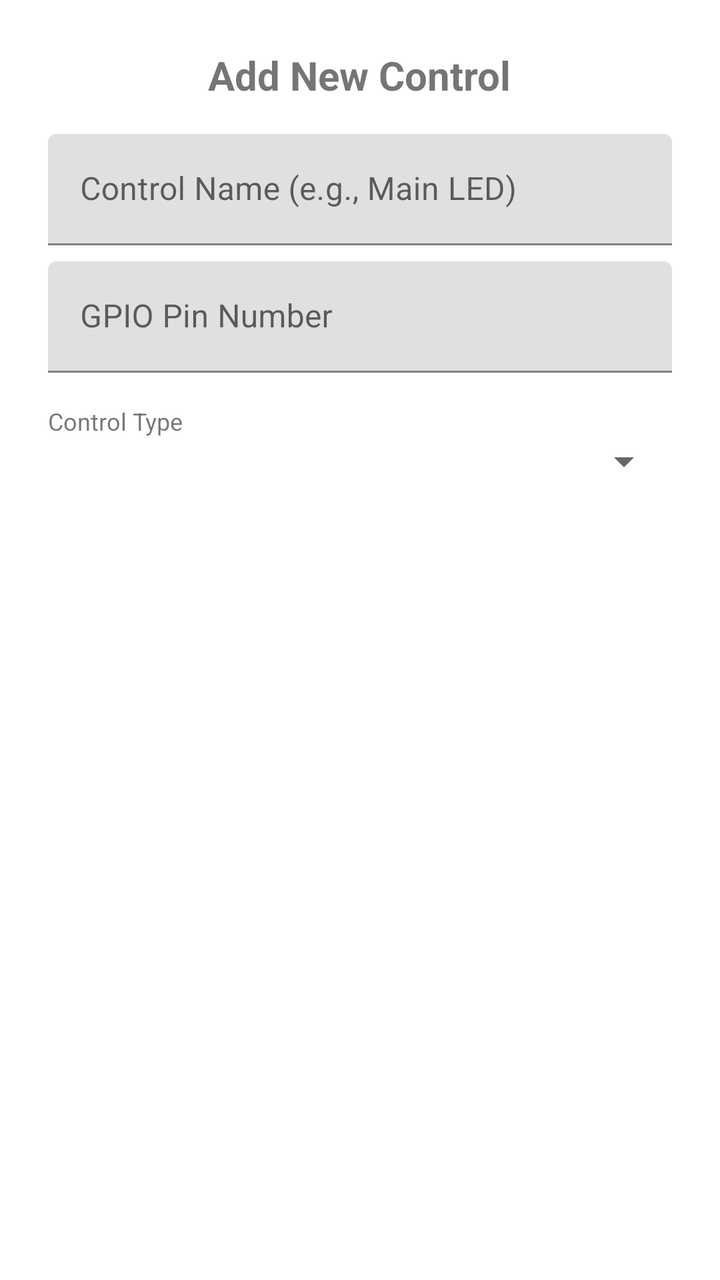
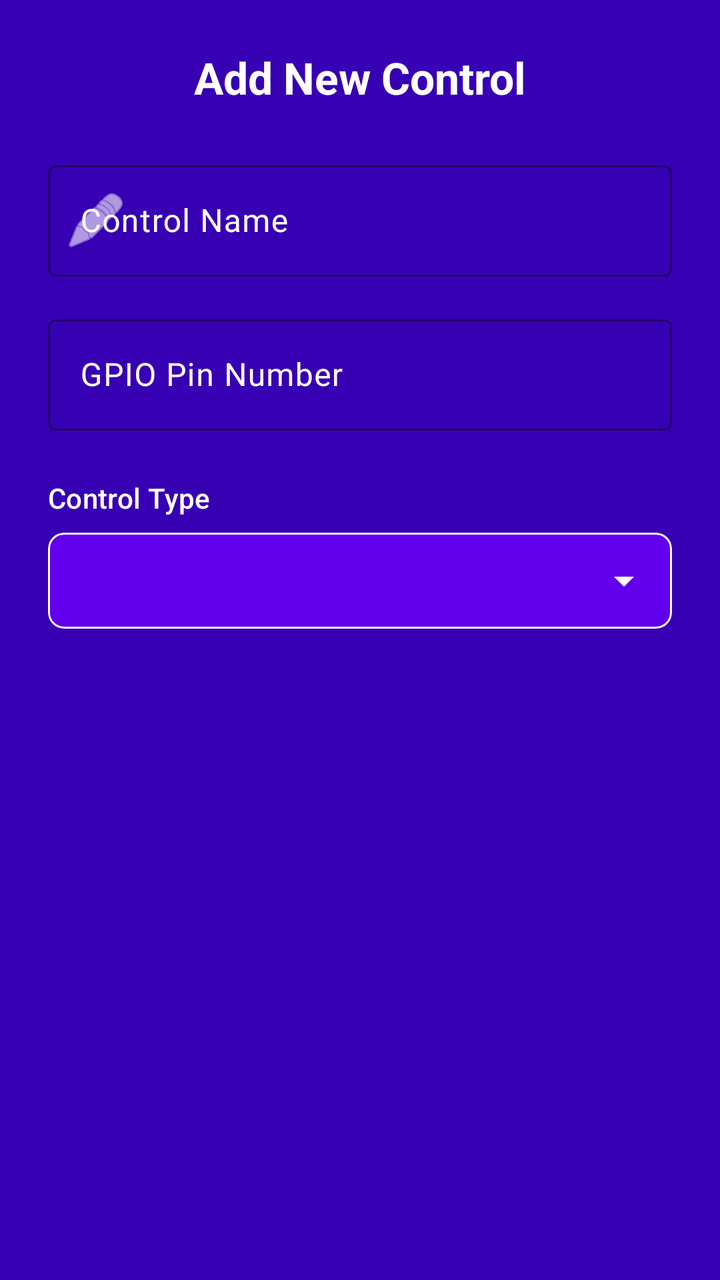

Compare the two renders of this Android layout. The source of the first and the diff that turns it into the second are given below.
<!-- AndroidManifest.xml: application theme Theme.EasyESP -->
<!-- res/layout/dialog_add_control.xml -->
<?xml version="1.0" encoding="utf-8"?>
<LinearLayout xmlns:android="http://schemas.android.com/apk/res/android"
    android:layout_width="match_parent"
    android:layout_height="wrap_content"
    android:orientation="vertical"
    android:padding="24dp">

    <TextView
        android:layout_width="wrap_content"
        android:layout_height="wrap_content"
        android:text="Add New Control"
        android:textSize="20sp"
        android:textStyle="bold"
        android:layout_gravity="center"
        android:layout_marginBottom="16dp"/>

    
    <com.google.android.material.textfield.TextInputLayout
        android:layout_width="match_parent"
        android:layout_height="wrap_content"
        android:hint="Control Name (e.g., Main LED)">

        <com.google.android.material.textfield.TextInputEditText
            android:id="@+id/dialog_control_name"
            android:layout_width="match_parent"
            android:layout_height="wrap_content"
            android:inputType="text"
            android:maxLines="1" />
    </com.google.android.material.textfield.TextInputLayout>

    
    <com.google.android.material.textfield.TextInputLayout
        android:layout_width="match_parent"
        android:layout_height="wrap_content"
        android:layout_marginTop="8dp"
        android:hint="GPIO Pin Number">

        <com.google.android.material.textfield.TextInputEditText
            android:id="@+id/dialog_control_pin"
            android:layout_width="match_parent"
            android:layout_height="wrap_content"
            android:inputType="number"
            android:maxLength="2" />
    </com.google.android.material.textfield.TextInputLayout>

    
    <TextView
        android:layout_width="wrap_content"
        android:layout_height="wrap_content"
        android:layout_marginTop="16dp"
        android:text="Control Type"
        android:textSize="12sp"/>
    <Spinner
        android:id="@+id/dialog_control_type_spinner"
        android:layout_width="match_parent"
        android:layout_height="wrap_content" />

    
    <com.google.android.material.textfield.TextInputLayout
        android:id="@+id/dialog_value_layout"
        android:layout_width="match_parent"
        android:layout_height="wrap_content"
        android:layout_marginTop="8dp"
        android:visibility="gone"
        android:hint="Value">

        <com.google.android.material.textfield.TextInputEditText
            android:id="@+id/dialog_control_value"
            android:layout_width="match_parent"
            android:layout_height="wrap_content"
            android:inputType="number" />
    </com.google.android.material.textfield.TextInputLayout>

    <com.google.android.material.textfield.TextInputLayout
        android:id="@+id/dialog_command_layout"
        android:layout_width="match_parent"
        android:layout_height="wrap_content"
        android:visibility="gone"
        android:layout_marginTop="8dp">

        <com.google.android.material.textfield.TextInputEditText
            android:id="@+id/dialog_control_command"
            android:layout_width="match_parent"
            android:layout_height="wrap_content"
            android:hint="Command to Send"
            android:inputType="text" />
    </com.google.android.material.textfield.TextInputLayout>

</LinearLayout>
<!-- resources referenced by this layout -->
<resources>
  <style name="Theme.EasyESP" parent="Theme.MaterialComponents.DayNight.NoActionBar">
          
      </style>
</resources>

<!-- the commit's change to res/layout/dialog_add_control.xml (unified diff, before → after) -->
@@ -1,89 +1,141 @@
 <?xml version="1.0" encoding="utf-8"?>
-<LinearLayout xmlns:android="http://schemas.android.com/apk/res/android"
+<ScrollView xmlns:android="http://schemas.android.com/apk/res/android"
+    xmlns:app="http://schemas.android.com/apk/res-auto"
     android:layout_width="match_parent"
     android:layout_height="wrap_content"
-    android:orientation="vertical"
-    android:padding="24dp">
+    android:background="@color/purple_700">
 
-    <TextView
-        android:layout_width="wrap_content"
-        android:layout_height="wrap_content"
-        android:text="Add New Control"
-        android:textSize="20sp"
-        android:textStyle="bold"
-        android:layout_gravity="center"
-        android:layout_marginBottom="16dp"/>
-
-    
-    <com.google.android.material.textfield.TextInputLayout
+    <LinearLayout
         android:layout_width="match_parent"
         android:layout_height="wrap_content"
-        android:hint="Control Name (e.g., Main LED)">
+        android:orientation="vertical"
+        android:padding="24dp">
 
-        <com.google.android.material.textfield.TextInputEditText
-            android:id="@+id/dialog_control_name"
+        <TextView
+            android:id="@+id/dialog_title"
+            android:layout_width="wrap_content"
+            android:layout_height="wrap_content"
+            android:layout_gravity="center"
+            android:layout_marginBottom="24dp"
+            android:text="Add New Control"
+            android:textAppearance="?attr/textAppearanceTitleLarge"
+            android:textColor="@color/white"
+            android:textStyle="bold" />
+
+        
+        <com.google.android.material.textfield.TextInputLayout
+            style="@style/Widget.Material3.TextInputLayout.OutlinedBox"
             android:layout_width="match_parent"
             android:layout_height="wrap_content"
-            android:inputType="text"
-            android:maxLines="1" />
-    </com.google.android.material.textfield.TextInputLayout>
+            android:hint="Control Name"
+            android:textColorHint="@color/white"
+            app:hintTextColor="@color/white"
+            app:startIconDrawable="@android:drawable/ic_menu_edit"
+            app:startIconTint="@color/white"
+            app:boxStrokeColor="@color/white">
 
-    
-    <com.google.android.material.textfield.TextInputLayout
-        android:layout_width="match_parent"
-        android:layout_height="wrap_content"
-        android:layout_marginTop="8dp"
-        android:hint="GPIO Pin Number">
+            <com.google.android.material.textfield.TextInputEditText
+                android:id="@+id/dialog_control_name"
+                android:layout_width="match_parent"
+                android:layout_height="wrap_content"
+                android:inputType="text"
+                android:maxLines="1"
+                android:textColor="@color/white"
+                android:textColorHint="@color/white"/>
+        </com.google.android.material.textfield.TextInputLayout>
 
-        <com.google.android.material.textfield.TextInputEditText
-            android:id="@+id/dialog_control_pin"
+        
+        <com.google.android.material.textfield.TextInputLayout
+            style="@style/Widget.Material3.TextInputLayout.OutlinedBox"
+            android:id="@+id/dialog_pin_layout"
             android:layout_width="match_parent"
             android:layout_height="wrap_content"
-            android:inputType="number"
-            android:maxLength="2" />
-    </com.google.android.material.textfield.TextInputLayout>
+            android:layout_marginTop="16dp"
+            android:hint="GPIO Pin Number"
+            android:textColorHint="@color/white"
+            app:hintTextColor="@color/white"
+            app:boxStrokeColor="@color/white">
 
-    
-    <TextView
-        android:layout_width="wrap_content"
-        android:layout_height="wrap_content"
-        android:layout_marginTop="16dp"
-        android:text="Control Type"
-        android:textSize="12sp"/>
-    <Spinner
-        android:id="@+id/dialog_control_type_spinner"
-        android:layout_width="match_parent"
-        android:layout_height="wrap_content" />
+            <com.google.android.material.textfield.TextInputEditText
+                android:id="@+id/dialog_control_pin"
+                android:layout_width="match_parent"
+                android:layout_height="wrap_content"
+                android:inputType="number"
+                android:maxLength="2"
+                android:textColor="@color/white"
+                android:textColorHint="@color/white"/>
+        </com.google.android.material.textfield.TextInputLayout>
 
-    
-    <com.google.android.material.textfield.TextInputLayout
-        android:id="@+id/dialog_value_layout"
-        android:layout_width="match_parent"
-        android:layout_height="wrap_content"
-        android:layout_marginTop="8dp"
-        android:visibility="gone"
-        android:hint="Value">
+        
+        <TextView
+            android:layout_width="wrap_content"
+            android:layout_height="wrap_content"
+            android:layout_marginTop="24dp"
+            android:layout_marginBottom="8dp"
+            android:text="Control Type"
+            android:textAppearance="?attr/textAppearanceLabelLarge"
+            android:textColor="@color/white" />
 
-        <com.google.android.material.textfield.TextInputEditText
-            android:id="@+id/dialog_control_value"
+        <com.google.android.material.card.MaterialCardView
             android:layout_width="match_parent"
             android:layout_height="wrap_content"
-            android:inputType="number" />
-    </com.google.android.material.textfield.TextInputLayout>
+            app:cardBackgroundColor="@color/purple_500"
+            app:cardCornerRadius="8dp"
+            app:strokeColor="@color/white"
+            app:strokeWidth="1dp">
 
-    <com.google.android.material.textfield.TextInputLayout
-        android:id="@+id/dialog_command_layout"
-        android:layout_width="match_parent"
-        android:layout_height="wrap_content"
-        android:visibility="gone"
-        android:layout_marginTop="8dp">
+            <Spinner
+                android:id="@+id/dialog_control_type_spinner"
+                android:layout_width="match_parent"
+                android:layout_height="48dp"
+                android:paddingStart="12dp"
+                android:paddingEnd="12dp"
+                android:backgroundTint="@color/white" />
+        </com.google.android.material.card.MaterialCardView>
 
-        <com.google.android.material.textfield.TextInputEditText
-            android:id="@+id/dialog_control_command"
+        
+        <com.google.android.material.textfield.TextInputLayout
+            style="@style/Widget.Material3.TextInputLayout.OutlinedBox"
+            android:id="@+id/dialog_value_layout"
             android:layout_width="match_parent"
             android:layout_height="wrap_content"
+            android:layout_marginTop="16dp"
+            android:hint="Value"
+            android:visibility="gone"
+            android:textColorHint="@color/white"
+            app:hintTextColor="@color/white"
+            app:boxStrokeColor="@color/white">
+
+            <com.google.android.material.textfield.TextInputEditText
+                android:id="@+id/dialog_control_value"
+                android:layout_width="match_parent"
+                android:layout_height="wrap_content"
+                android:inputType="number"
+                android:textColor="@color/white"
+                android:textColorHint="@color/white"/>
+        </com.google.android.material.textfield.TextInputLayout>
+
+        
+        <com.google.android.material.textfield.TextInputLayout
+            style="@style/Widget.Material3.TextInputLayout.OutlinedBox"
+            android:id="@+id/dialog_command_layout"
+            android:layout_width="match_parent"
+            android:layout_height="wrap_content"
+            android:layout_marginTop="16dp"
             android:hint="Command to Send"
-            android:inputType="text" />
-    </com.google.android.material.textfield.TextInputLayout>
+            android:visibility="gone"
+            android:textColorHint="@color/white"
+            app:hintTextColor="@color/white"
+            app:boxStrokeColor="@color/white">
 
-</LinearLayout>
+            <com.google.android.material.textfield.TextInputEditText
+                android:id="@+id/dialog_control_command"
+                android:layout_width="match_parent"
+                android:layout_height="wrap_content"
+                android:inputType="text"
+                android:textColor="@color/white"
+                android:textColorHint="@color/white"/>
+        </com.google.android.material.textfield.TextInputLayout>
+
+    </LinearLayout>
+</ScrollView>
<!-- resource entries referenced after the edit -->
@@ -1,7 +1,49 @@
 <!-- resources referenced by this layout -->
 <resources>
-  <style name="Theme.EasyESP" parent="Theme.MaterialComponents.DayNight.NoActionBar">
+  <color name="purple_500">#FF6200EE</color>
+  <color name="purple_700">#FF3700B3</color>
+  <color name="white">#FFFFFFFF</color>
+  <style name="Theme.EasyESP" parent="Theme.Material3.DayNight.NoActionBar">
           
+          <item name="colorPrimary">@color/purple_500</item>
+          <item name="colorOnPrimary">@color/white</item>
+          <item name="colorPrimaryContainer">@color/purple_200</item>
+          <item name="colorOnPrimaryContainer">@color/purple_700</item>
+  
+          
+          <item name="colorSecondary">@color/teal_200</item>
+          <item name="colorOnSecondary">@color/black</item>
+          <item name="colorSecondaryContainer">@color/teal_700</item>
+          <item name="colorOnSecondaryContainer">@color/white</item>
+  
+          
+          <item name="android:windowBackground">?attr/colorSurface</item>
+          <item name="colorSurface">@color/white</item>
+          <item name="colorOnSurface">@color/black</item>
+          <item name="colorSurfaceVariant">#F2F0F4</item>
+          <item name="colorOnSurfaceVariant">#49454F</item>
+  
+          
+          <item name="android:statusBarColor">@color/purple_700</item>
+  
+          
+          <item name="textInputStyle">@style/Widget.Material3.TextInputLayout.OutlinedBox</item>
+  
+          
+          <item name="navigationViewStyle">@style/Widget.EasyESP.NavigationView</item>
+      </style>
+  <color name="purple_200">#FFBB86FC</color>
+  <color name="teal_200">#FF03DAC5</color>
+  <color name="black">#FF000000</color>
+  <color name="teal_700">#FF018786</color>
+  <style name="Widget.EasyESP.NavigationView" parent="Widget.Material3.NavigationView">
+          <item name="itemTextColor">@color/white</item>
+          <item name="itemIconTint">@color/white</item>
+          <item name="itemTextAppearance">@style/TextAppearance.EasyESP.NavMenu</item>
+      </style>
+  <style name="TextAppearance.EasyESP.NavMenu" parent="TextAppearance.Material3.LabelLarge">
+          <item name="android:textStyle">bold</item>
+          <item name="android:textColor">@color/white</item>
       </style>
 </resources>
 
